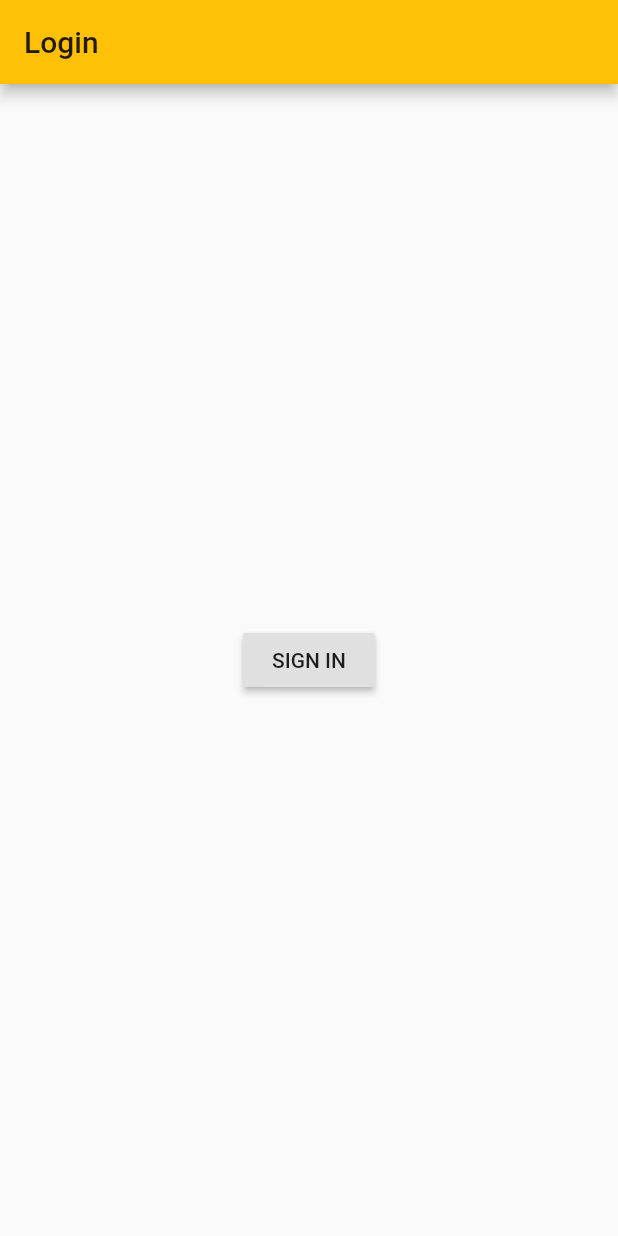
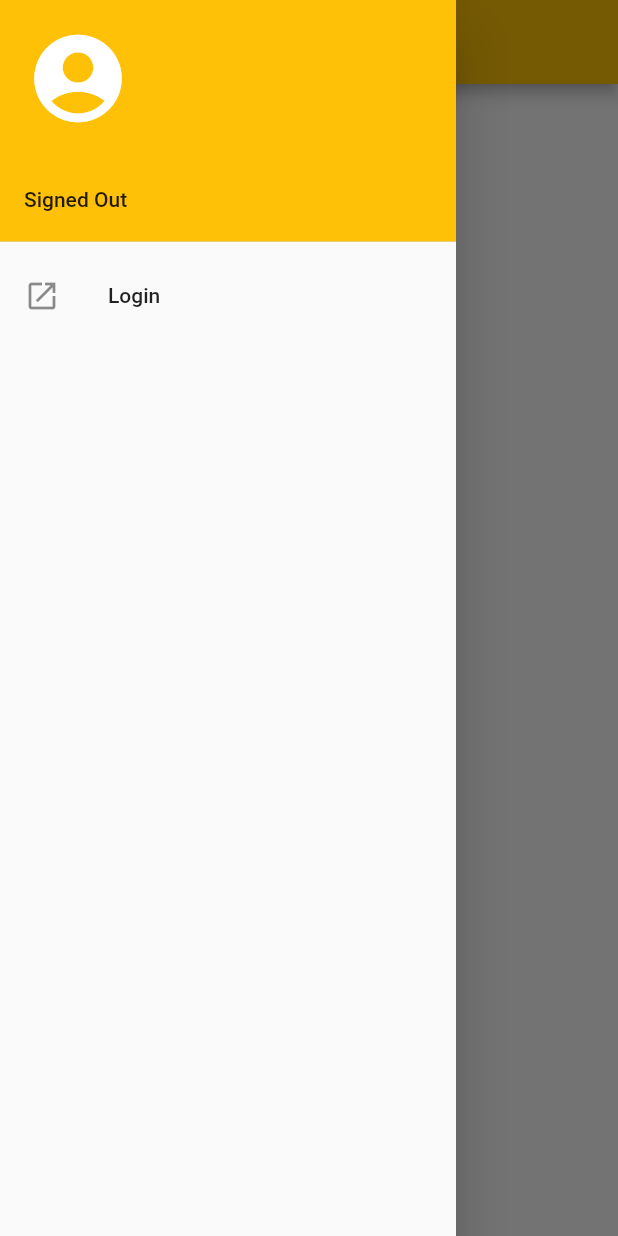
Before and after one commit to gdgbaroda/books2go, a Flutter app: the screen it shows after launch, with the side drawer open (before the commit the screen has no drawer), on a phone screen of 412 x 824 dp. Run offline on Flutter 3.47's test engine with Material 2 defaults, Android fonts, the phone set to English and light mode, and no system bars; our stand-ins replace camera, firebase_auth, google_sign_in; accounts and stored records are empty.

Commit message:
Auth logic and nav drawer separated to a new file, introduce root context as a InheritedWidget storing user data, and other globals

```diff
--- /dev/null
+++ b/app/lib/auth.dart
@@ -0,0 +1,27 @@
+import 'package:firebase_auth/firebase_auth.dart';
+import 'package:google_sign_in/google_sign_in.dart';
+import 'dart:async';
+
+class Auth {
+  static final FirebaseAuth firebaseAuth = FirebaseAuth.instance;
+  static final GoogleSignIn _googleSignIn = GoogleSignIn(scopes: ['email']);
+
+  static Future login() async {
+    try {
+      await _googleSignIn.disconnect();
+      GoogleSignInAccount googleUser = await _googleSignIn.signIn();
+      GoogleSignInAuthentication googleAuth = await googleUser.authentication;
+      await firebaseAuth.signInWithGoogle(
+        accessToken: googleAuth.accessToken,
+        idToken: googleAuth.idToken,
+      );
+      return true;
+    } catch (e) {
+      return false;
+    }
+  }
+
+  static Future logout() async {
+    return firebaseAuth.signOut();
+  }
+}
--- a/app/lib/login.dart
+++ b/app/lib/login.dart
@@ -1,21 +1,17 @@
 import 'package:flutter/material.dart';
 import 'package:firebase_auth/firebase_auth.dart';
-import 'package:google_sign_in/google_sign_in.dart';
-import './screen.dart';
+import 'auth.dart';
+import 'nav_drawer.dart';
+import 'root_context.dart';
 
-class LoginWidget extends Screen {
-  LoginWidget({Key key, user, logout, this.onUserUpdate}) : super(key: key, user: user, logout: logout);
-
-  final ValueChanged<FirebaseUser> onUserUpdate;
+class LoginWidget extends StatefulWidget {
+  LoginWidget({Key key}) : super(key: key);
 
   @override
   LoginWidgetState createState() => LoginWidgetState();
 }
 
 class LoginWidgetState extends State<LoginWidget> {
-  final FirebaseAuth _auth = FirebaseAuth.instance;
-  GoogleSignIn _googleSignIn = GoogleSignIn(scopes: ['email']);
-
   // State variables
   bool loading = false;
 
@@ -25,13 +21,16 @@ class LoginWidgetState extends State<LoginWidget> {
     });
   }
 
-  void _setUser(user) {
-    this.widget.onUserUpdate(user);
-    Navigator.pushNamed(context, '/camera');
+  void _login() async {
+    this._setLoading(true);
+    await Auth.login();
+    this._setLoading(false);
   }
 
   @override
   Widget build(BuildContext context) {
+    RootContext rootContext = context.inheritFromWidgetOfExactType(RootContext);
+
     return Scaffold(
       appBar: AppBar(
         title: Text('Login'),
@@ -40,51 +39,29 @@ class LoginWidgetState extends State<LoginWidget> {
         child: Column(
           mainAxisAlignment: MainAxisAlignment.center,
           mainAxisSize: MainAxisSize.max,
-          children: this.createBody(),
+          children: this.createBody(rootContext.user),
         ),
       ),
-      drawer: this.widget.createDrawer(context),
+      drawer: NavDrawer(),
     );
   }
 
-  /// This method attempts to invoke the user login flow,
-  /// if any failure happens, loading is set to false, hence
-  /// hiding the progress bar and allowing the user to try again.
-  void _login() async {
-    this._setLoading(true);
-    try {
-      await _googleSignIn.disconnect();
-      GoogleSignInAccount googleUser = await _googleSignIn.signIn();
-      GoogleSignInAuthentication googleAuth = await googleUser.authentication;
-      FirebaseUser user = await _auth.signInWithGoogle(
-        accessToken: googleAuth.accessToken,
-        idToken: googleAuth.idToken,
-      );
-      this._setUser(user);
-    } finally {
-      this._setLoading(false);
-    }
-  }
-
   /// Creates the main body to show using the state variable values
-  List<Widget> createBody() {
-    var children = <Widget> [];
+  List<Widget> createBody(FirebaseUser user) {
+    var children = <Widget>[];
 
     if (this.loading) {
       children.add(new CircularProgressIndicator());
-    } else if (this.widget.user == null) {
+    } else if (user == null) {
       children.add(this.createSignInButton());
     } else {
-      children.add(Text('Welcome !'));
+      children.add(Text("Welcome ${user.displayName} !"));
     }
 
     return children;
   }
 
   Widget createSignInButton() {
-    return RaisedButton(
-      child: Text('SIGN IN'),
-      onPressed: _login
-    );
+    return RaisedButton(child: Text('SIGN IN'), onPressed: _login);
   }
 }
--- a/app/lib/main.dart
+++ b/app/lib/main.dart
@@ -1,7 +1,10 @@
 import 'package:flutter/material.dart';
 import 'package:firebase_auth/firebase_auth.dart';
-import './login.dart';
-import './camera.dart';
+import 'dart:async';
+import 'login.dart';
+import 'camera.dart';
+import 'root_context.dart';
+import 'auth.dart';
 
 void main() => runApp(new App());
 
@@ -12,6 +15,7 @@ class App extends StatefulWidget {
 
 class _AppState extends State<App> {
   FirebaseUser user;
+  StreamSubscription userUpdateSubscription;
 
   void _setUser(FirebaseUser user) {
     setState(() {
@@ -19,28 +23,31 @@ class _AppState extends State<App> {
     });
   }
 
-  void _logout() {
-    this._setUser(null);
+  @override
+  void initState() {
+    super.initState();
+    userUpdateSubscription = Auth.firebaseAuth.onAuthStateChanged.listen(_setUser);
+  }
+
+  @override
+  void dispose() {
+    userUpdateSubscription.cancel();
+    super.dispose();
   }
 
   @override
   Widget build(BuildContext context) {
-    return new MaterialApp(
-      title: 'Books2Go',
-      theme: new ThemeData(
-        primarySwatch: Colors.amber,
-      ),
-      home: new LoginWidget(
-        user: this.user,
-        onUserUpdate: _setUser,
-        logout: _logout
-      ),
-      routes: <String, WidgetBuilder> {
-        '/camera': (BuildContext context) => CameraWidget(
-          user: this.user,
-          logout: _logout
-        )
-      }
+    return RootContext(
+      user: user,
+      child: MaterialApp(
+          title: 'Books2Go',
+          theme: new ThemeData(
+            primarySwatch: Colors.amber,
+          ),
+          home: new LoginWidget(),
+          routes: <String, WidgetBuilder>{
+            '/camera': (BuildContext context) => CameraWidget()
+          }),
     );
   }
 }
--- /dev/null
+++ b/app/lib/nav_drawer.dart
@@ -0,0 +1,98 @@
+import 'package:flutter/material.dart';
+import 'package:firebase_auth/firebase_auth.dart';
+import 'auth.dart';
+import 'root_context.dart';
+
+class NavDrawer extends StatefulWidget {
+  @override
+  State<StatefulWidget> createState() => _NavDrawerState();
+}
+
+class _NavDrawerState extends State<NavDrawer> {
+  void _popToRoot() {
+    Navigator.of(context).popUntil((_) => !Navigator.of(context).canPop());
+  }
+
+  void _openCamera() {
+    Navigator.of(context).pushNamed('/camera');
+  }
+
+  void _logout() {
+    _popToRoot();
+    Auth.logout();
+  }
+
+  void _login() async {
+    this._setLoading(true);
+    await Auth.login();
+    this._setLoading(false);
+  }
+
+  void _setLoading(value) {
+    setState(() {
+      this.loading = value;
+    });
+  }
+
+  bool loading = false;
+
+  @override
+  Widget build(BuildContext context) {
+    RootContext rootContext = context.inheritFromWidgetOfExactType(RootContext);
+
+    return Drawer(
+      child: Column(
+        children: <Widget>[
+          createDrawerHeader(rootContext.user),
+          ListBody(children: createDrawerBody(rootContext.user)),
+        ],
+      ),
+    );
+  }
+
+  /// This is a widget that can show the material design nav drawer header properly
+  UserAccountsDrawerHeader createDrawerHeader(FirebaseUser user) {
+    Widget picture = const CircleAvatar(
+        backgroundColor: Colors.transparent,
+        child:
+            const Icon(Icons.account_circle, size: 70.0, color: Colors.white));
+
+    if (user != null) {
+      picture = CircleAvatar(backgroundImage: NetworkImage(user.photoUrl));
+    }
+
+    return UserAccountsDrawerHeader(
+        accountEmail: user?.email == null ? null : Text(user.email),
+        accountName: Text(user?.displayName ?? 'Signed Out'),
+        currentAccountPicture: picture);
+  }
+
+  List<Widget> createDrawerBody(FirebaseUser user) {
+    List<Widget> widgets = [];
+
+    if (user != null) {
+      widgets.addAll(<Widget>[
+        ListTile(
+          leading: Icon(Icons.photo_camera),
+          title: const Text('Open Camera'),
+          onTap: _openCamera,
+        ),
+        ListTile(
+          leading: Icon(Icons.exit_to_app),
+          title: const Text('Logout'),
+          onTap: _logout,
+        )
+      ]);
+    } else {
+      widgets.add(ListTile(
+        leading: loading ? CircularProgressIndicator() : Icon(Icons.launch),
+        title: Text(loading ? 'Please wait...' : 'Login'),
+        onTap: _login,
+        enabled: !loading,
+        selected: loading,
+      ));
+    }
+
+    return widgets;
+  }
+}
--- /dev/null
+++ b/app/lib/root_context.dart
@@ -0,0 +1,13 @@
+import 'package:flutter/material.dart';
+import 'package:firebase_auth/firebase_auth.dart';
+
+class RootContext extends InheritedWidget {
+  RootContext({@required this.user, Widget child}): super(child: child);
+
+  final FirebaseUser user;
+
+  @override
+  bool updateShouldNotify(RootContext old) {
+    return user?.email != old.user?.email;
+  }
+}
--- a/app/lib/screen.dart
+++ /dev/null
@@ -1,46 +0,0 @@
-import 'package:flutter/material.dart';
-import 'package:firebase_auth/firebase_auth.dart';
-
-abstract class Screen extends StatefulWidget {
-  Screen({Key key, @required this.user, @required this.logout}) : super(key: key);
-
-  final FirebaseUser user;
-  final Function logout;
-
-  void _logout (BuildContext context) {
-    this.logout();
-    Navigator.of(context).pop();
-    Navigator.of(context, rootNavigator: true).pop();
-  }
-
-  Widget createDrawer(BuildContext context) {
-    if (this.user != null) {
-      return Drawer(
-        child: Column(
-          children: <Widget>[
-            /// This is a widget that can show the material design nav drawer header properly
-            UserAccountsDrawerHeader(
-              accountEmail: Text(this.user.email),
-              accountName: Text(this.user.displayName),
-              currentAccountPicture: CircleAvatar(
-                backgroundImage: NetworkImage(this.user.photoUrl),
-              ),
-            ),
-            /// We've used a ListBody so that we can add more buttons later on
-            ListBody(
-              children: <Widget>[
-                ListTile(
-                  leading: Icon(Icons.exit_to_app),
-                  title: Text('Logout'),
-                  onTap: () => _logout(context),
-                )
-              ],
-            ),
-          ],
-        ),
-      );
-    } else {
-      return null;
-    }
-  }
-}
```
Also changed, not shown: app/lib/camera.dart (+4 -4 lines).
